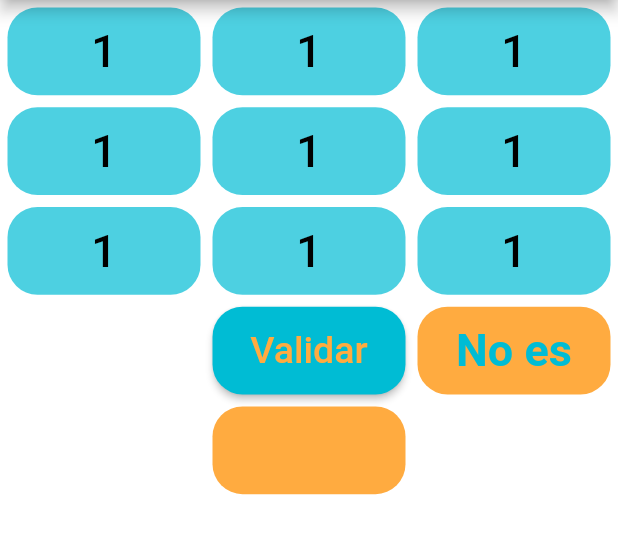
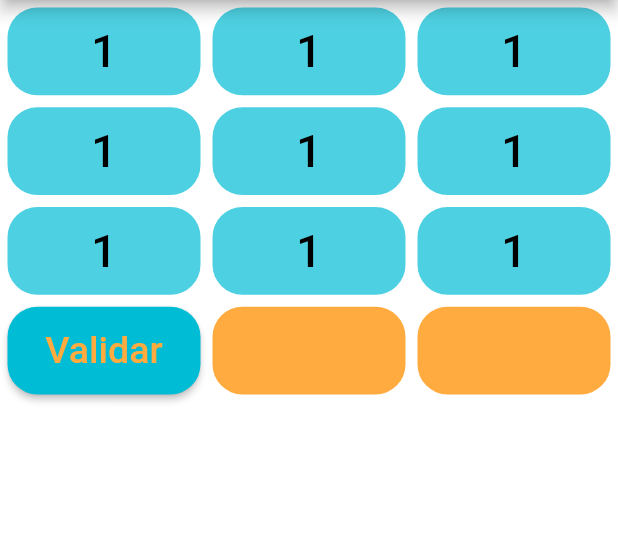
Before and after one commit to yuletsy/MagicSquare, a Flutter app: the screen it shows after launch, after a tap on "Validar", on a phone screen of 412 x 824 dp, the part 84-638 px from its top. Run offline on Flutter 3.47's test engine with Material 2 defaults, Android fonts, the phone set to English and light mode, and no system bars.

Commit message:
ultimos cambios

```diff
--- a/magicsquare/lib/buttons/button1.dart
+++ b/magicsquare/lib/buttons/button1.dart
@@ -1,5 +1,5 @@
 import 'package:flutter/material.dart';
-import 'package:magicsquare/src/magic_square.dart';
+import 'package:magicsquare/magic/magic_square.dart';
 
 class Button1 extends StatefulWidget {
   final Data data;
--- a/magicsquare/lib/buttons/button2.dart
+++ b/magicsquare/lib/buttons/button2.dart
@@ -1,5 +1,5 @@
 import 'package:flutter/material.dart';
-import 'package:magicsquare/src/magic_square.dart';
+import 'package:magicsquare/magic/magic_square.dart';
 
 class Button2 extends StatefulWidget {
   final Data data;
--- a/magicsquare/lib/buttons/button3.dart
+++ b/magicsquare/lib/buttons/button3.dart
@@ -1,5 +1,5 @@
 import 'package:flutter/material.dart';
-import 'package:magicsquare/src/magic_square.dart';
+import 'package:magicsquare/magic/magic_square.dart';
 
 class Button3 extends StatefulWidget {
   final Data data;
--- a/magicsquare/lib/buttons/button4.dart
+++ b/magicsquare/lib/buttons/button4.dart
@@ -1,5 +1,5 @@
 import 'package:flutter/material.dart';
-import 'package:magicsquare/src/magic_square.dart';
+import 'package:magicsquare/magic/magic_square.dart';
 
 class Button4 extends StatefulWidget {
   final Data data;
--- a/magicsquare/lib/buttons/button5.dart
+++ b/magicsquare/lib/buttons/button5.dart
@@ -1,5 +1,5 @@
 import 'package:flutter/material.dart';
-import 'package:magicsquare/src/magic_square.dart';
+import 'package:magicsquare/magic/magic_square.dart';
 
 class Button5 extends StatefulWidget {
   final Data data;
--- a/magicsquare/lib/buttons/button6.dart
+++ b/magicsquare/lib/buttons/button6.dart
@@ -1,5 +1,5 @@
 import 'package:flutter/material.dart';
-import 'package:magicsquare/src/magic_square.dart';
+import 'package:magicsquare/magic/magic_square.dart';
 
 class Button6 extends StatefulWidget {
   final Data data;
--- a/magicsquare/lib/buttons/button7.dart
+++ b/magicsquare/lib/buttons/button7.dart
@@ -1,5 +1,5 @@
 import 'package:flutter/material.dart';
-import 'package:magicsquare/src/magic_square.dart';
+import 'package:magicsquare/magic/magic_square.dart';
 
 class Button7 extends StatefulWidget {
   final Data data;
--- a/magicsquare/lib/buttons/button8.dart
+++ b/magicsquare/lib/buttons/button8.dart
@@ -1,5 +1,5 @@
 import 'package:flutter/material.dart';
-import 'package:magicsquare/src/magic_square.dart';
+import 'package:magicsquare/magic/magic_square.dart';
 
 class Button8 extends StatefulWidget {
   final Data data;
--- a/magicsquare/lib/buttons/button9.dart
+++ b/magicsquare/lib/buttons/button9.dart
@@ -1,5 +1,5 @@
 import 'package:flutter/material.dart';
-import 'package:magicsquare/src/magic_square.dart';
+import 'package:magicsquare/magic/magic_square.dart';
 
 class Button9 extends StatefulWidget {
   final Data data;
--- a/magicsquare/lib/src/magic_square.dart
+++ b/magicsquare/lib/magic/magic_square.dart
@@ -73,14 +73,9 @@ class _MagicSquare extends State<MagicSquare> {
             vertical3 == 15 &&
             diagonal1 == 15) {
           answer = "si es";
-          answer1 = "";
         } else {
-          answer = "";
           answer1 = "No es";
         }
-      } else {
-        answer = "";
-        answer1 = "No es";
       }
     });
   }
@@ -182,7 +177,6 @@ class _MagicSquare extends State<MagicSquare> {
               children: [Button9(data: data)],
             ),
           ),
-          Spacer(),
           ElevatedButton(
               style: ElevatedButton.styleFrom(
                   shape: RoundedRectangleBorder(
@@ -206,7 +200,7 @@ class _MagicSquare extends State<MagicSquare> {
               mainAxisAlignment: MainAxisAlignment.center,
               children: [
                 Text(
-                  this.answer1,
+                  this.answer,
                   style: TextStyle(
                       fontWeight: FontWeight.bold,
                       fontSize: 30,
@@ -216,7 +210,6 @@ class _MagicSquare extends State<MagicSquare> {
               ],
             ),
           ),
-          Spacer(),
           Container(
             decoration: BoxDecoration(
                 color: Colors.orangeAccent,
@@ -225,7 +218,7 @@ class _MagicSquare extends State<MagicSquare> {
               mainAxisAlignment: MainAxisAlignment.center,
               children: [
                 Text(
-                  this.answer,
+                  this.answer1,
                   style: TextStyle(
                       fontWeight: FontWeight.bold,
                       fontSize: 30,
--- a/magicsquare/lib/structure.dart
+++ b/magicsquare/lib/structure.dart
@@ -1,4 +1,4 @@
-import 'package:magicsquare/src/magic_square.dart';
+import 'package:magicsquare/magic/magic_square.dart';
 import 'package:flutter/material.dart';
 
 class WidgetDinamico extends StatefulWidget {
```
Also changed, not shown: magicsquare/lib/main.dart (+1 -13 lines).
